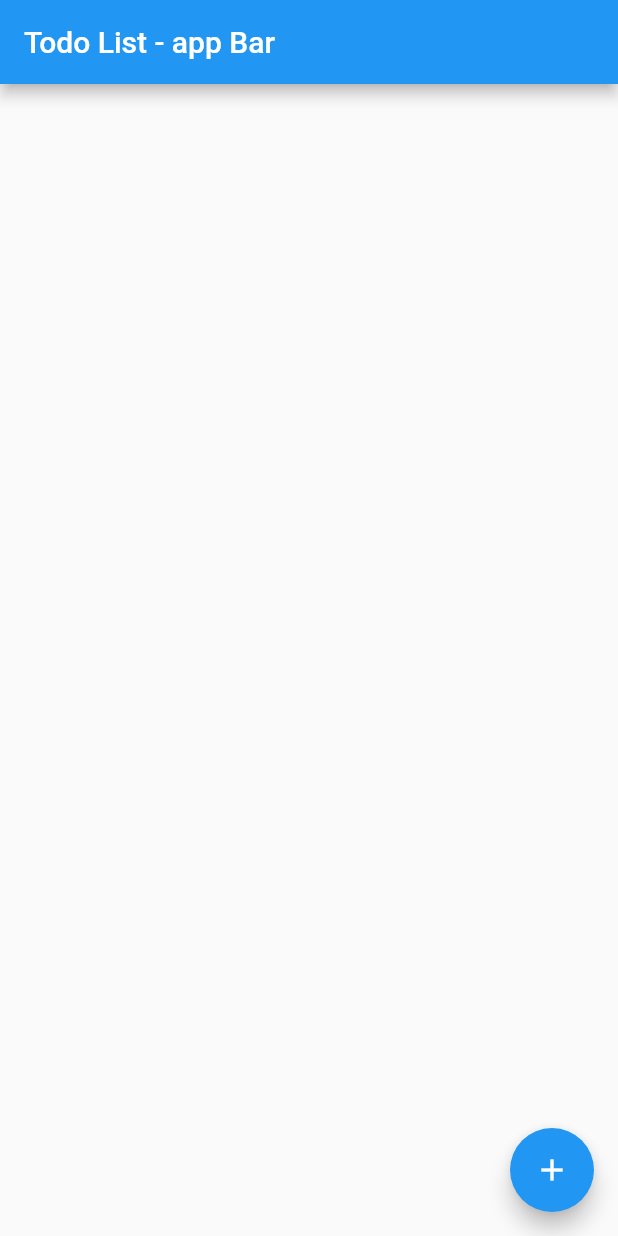
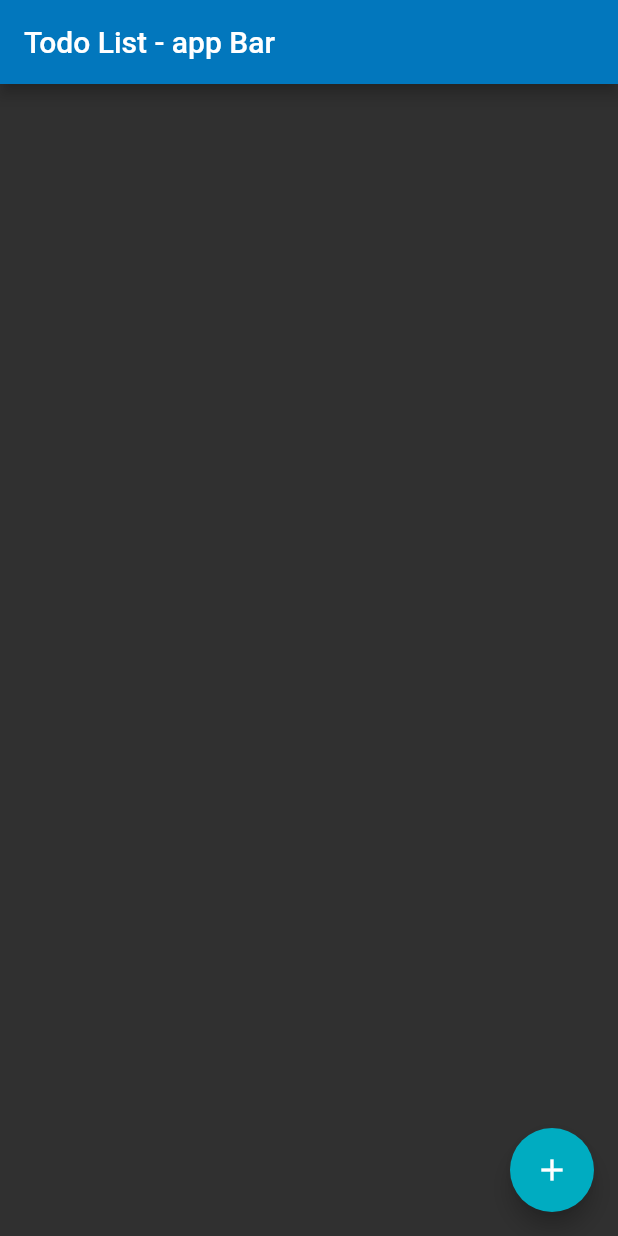
Before and after one commit to leonardomferrari/myFirstDemoFlutter, a Flutter app: the screen it shows after launch, on a phone screen of 412 x 824 dp. Run offline on Flutter 3.47's test engine with Material 2 defaults, Android fonts, the phone set to English and light mode, and no system bars.

Commit message:
Change the theme

```diff
--- a/lib/main.dart
+++ b/lib/main.dart
@@ -5,7 +5,15 @@ void main() => runApp(new TodoApp());
 class TodoApp extends StatelessWidget {
   @override
   Widget build(BuildContext context) {
-    return new MaterialApp(title: 'Todo List', home: new TodoList());
+    return new MaterialApp(
+      title: 'Todo List',
+      home: new TodoList(),
+      theme: ThemeData(
+        brightness: Brightness.dark,
+        primaryColor: Colors.lightBlue[800],
+        accentColor: Colors.cyan[600],
+      ),
+    );
   }
 }
 
@@ -70,7 +78,8 @@ class TodoListState extends State<TodoList> {
         context: context,
         builder: (BuildContext context) {
           return new AlertDialog(
-            title: new Text('Esta seguro que esta terminada la tarea: "${_todoItems[item]}" '),
+            title: new Text(
+                'Esta seguro que esta terminada la tarea: "${_todoItems[item]}" '),
             actions: <Widget>[
               FlatButton(
                 onPressed: () {
```
Also changed, not shown: 1 other file.
